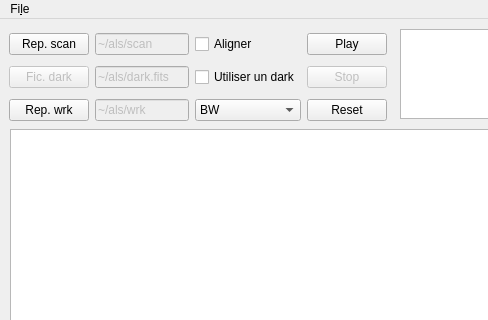
gehelem/als, file alsui.ui: the form before one commit; both pictures show x 0 to 488 and y 0 to 320 of the 867 by 792 pixel window.
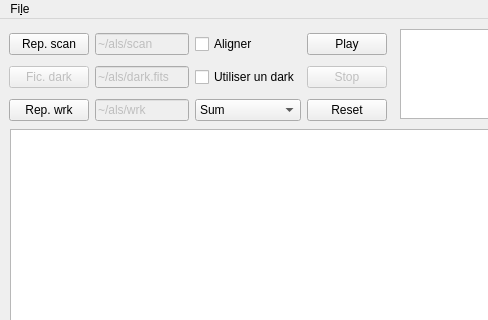
The form after the commit.

Commit message: Combo - sum/mean

What changed in the file:
```diff
--- a/alsui.ui
+++ b/alsui.ui
@@ -165,7 +165,7 @@
       <widget class="QComboBox" name="cmBayer">
        <item>
         <property name="text">
-         <string>BW</string>
+         <string>Sum</string>
         </property>
        </item>
        <item>
```
Left out of the diff: 8 changed lines with no effect on the pictures. The commit also changes 1 other file.
